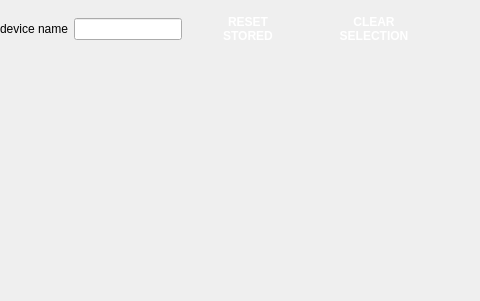
Before: the Qt Designer form plugins/swiot/ui/faultsdevice.ui in analogdevicesinc/scopy, drawn with Qt 5; both pictures show x 0 to 480 and y 0 to 301 of the 692 by 301 pixel window.
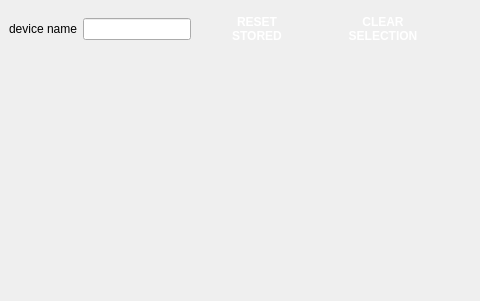
After: the same form once the commit is applied.

Commit message: swiot: aligned widgets in Faults tool

The edit to the form file:
```diff
--- a/plugins/swiot/ui/faultsdevice.ui
+++ b/plugins/swiot/ui/faultsdevice.ui
@@ -51,13 +51,13 @@
        <number>6</number>
       </property>
       <property name="leftMargin">
-       <number>0</number>
+       <number>9</number>
       </property>
       <property name="topMargin">
        <number>9</number>
       </property>
       <property name="rightMargin">
-       <number>0</number>
+       <number>9</number>
       </property>
       <property name="bottomMargin">
        <number>9</number>
```
Left out of the diff: 10 changed lines with no effect on the pictures.
